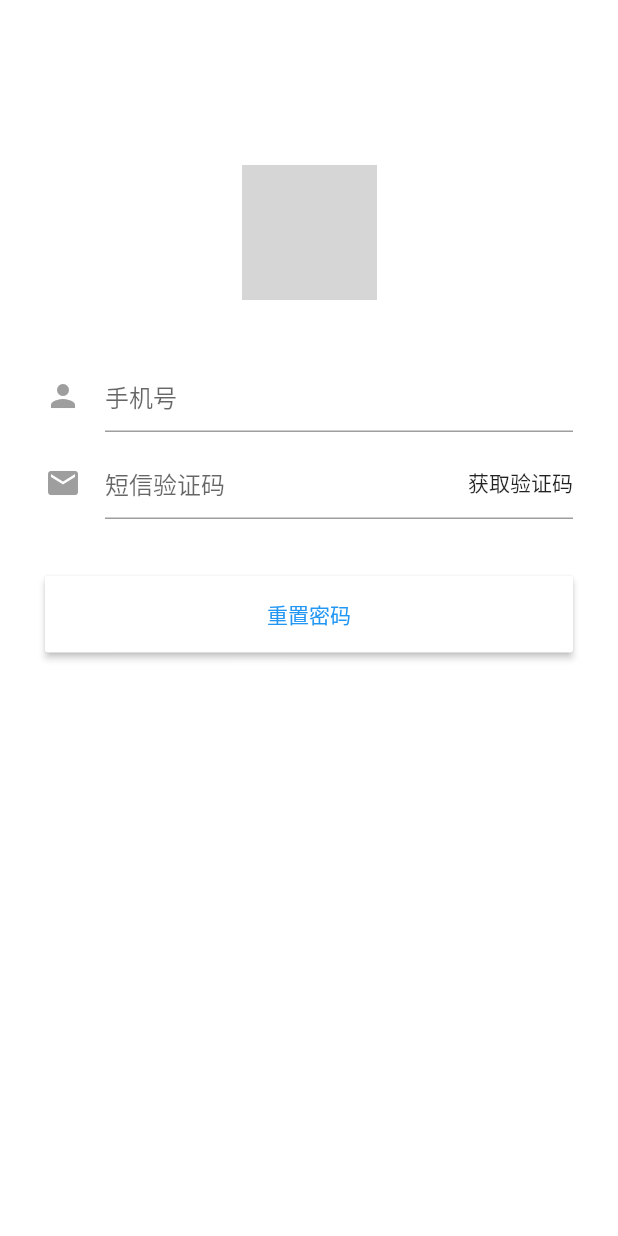
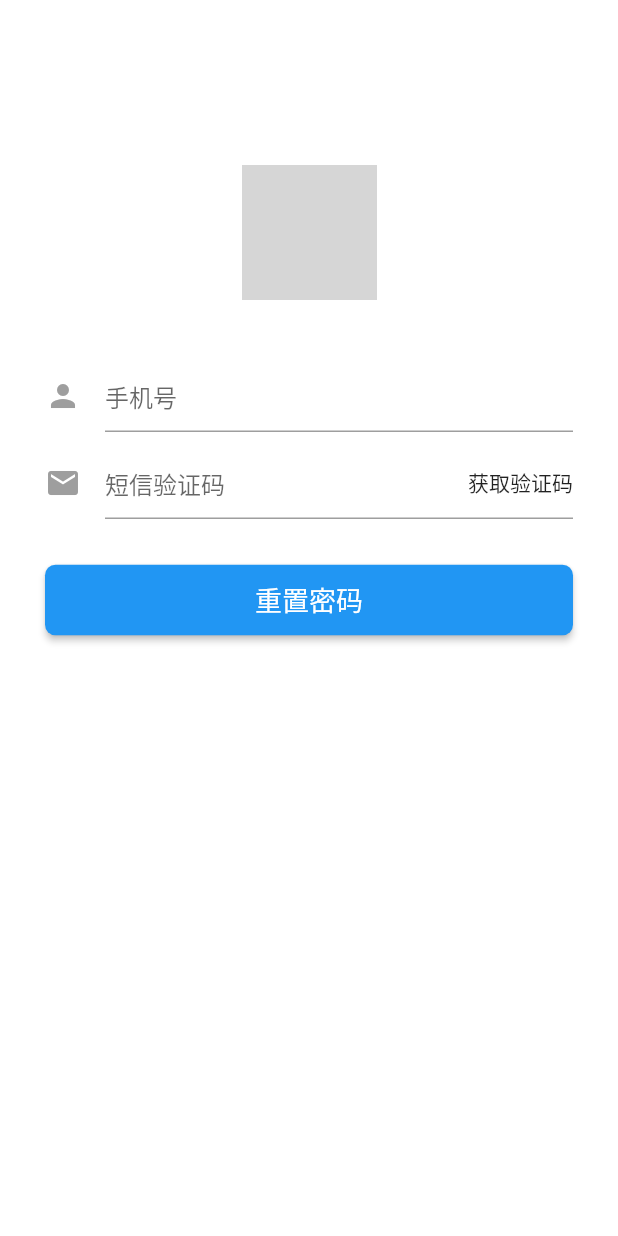
Before and after one commit to lyzxka/challenger, a Flutter app: the Login screen opened directly, after a tap on "登录", after a tap on "忘记密码", on a phone screen of 412 x 824 dp. Run offline on Flutter 3.47's test engine with Material 2 defaults, Android fonts, the phone set to English and light mode, and no system bars; our stand-ins replace dio, flutter_swiper; missing offline and left inert: city_pickers, flutter_webview_plugin, json_model; statements that could not run were skipped; grey boxes are pictures that could not be loaded.

Commit message:
用户账户管理页面  update

```diff
--- a/challenger/lib/pages/user/Login.dart
+++ b/challenger/lib/pages/user/Login.dart
@@ -87,15 +87,18 @@ class LoginState extends State<Login> {
                           ),
                           // 登录按钮
                           Padding(
-                            padding: const EdgeInsets.only(top: 38.0),
+                            padding: const EdgeInsets.only(top: 30.0),
                             child: Row(
                               children: <Widget>[
                                 Expanded(
                                   child: RaisedButton(
-                                    padding: EdgeInsets.all(15.0),
-                                    child: Text("登录"),
-                                    color: Theme.of(context).primaryColor,
-                                    textColor: Colors.blue,
+                                    shape: RoundedRectangleBorder(
+                                      borderRadius: BorderRadius.circular(7),
+                                    ),
+                                    padding: EdgeInsets.all(10.0),
+                                    child: Text("登录",style: TextStyle(fontSize: 18,fontWeight: FontWeight.w400),),
+                                    color: Colors.blue,
+                                    textColor: Colors.white,
                                     onPressed: () {
                                       //在这里不能通过此方式获取FormState，context不对
                                       //print(Form.of(context));
@@ -119,7 +122,7 @@ class LoginState extends State<Login> {
                               children: <Widget>[
                                 GestureDetector(
                                   child: Container(
-                                    child: Text("忘记密码",style: TextStyle(color: Colors.blue,fontSize: 16),),
+                                    child: Text("忘记密码",style: TextStyle(color: Colors.grey,fontSize: 16),),
                                   ),
                                   onTap: (){
                                     Router.pushNoParams(context, Router.pwdReset);
--- a/challenger/lib/pages/user/PwdReset.dart
+++ b/challenger/lib/pages/user/PwdReset.dart
@@ -111,17 +111,18 @@ class PwdResetState extends State<PwdReset> {
                           ),
                           // 登录按钮
                           Padding(
-                            padding: const EdgeInsets.only(top: 38.0),
+                            padding: const EdgeInsets.only(top: 30.0),
                             child: Row(
                               children: <Widget>[
                                 Expanded(
                                   child: RaisedButton(
-                                    padding: EdgeInsets.all(15.0),
-                                    child: Text("重置密码"),
-                                    color: Theme
-                                        .of(context)
-                                        .primaryColor,
-                                    textColor: Colors.blue,
+                                    shape: RoundedRectangleBorder(
+                                      borderRadius: BorderRadius.circular(7),
+                                    ),
+                                    padding: EdgeInsets.all(10.0),
+                                    child: Text("重置密码",style: TextStyle(fontSize: 18,fontWeight: FontWeight.w400),),
+                                    color: Colors.blue,
+                                    textColor: Colors.white,
                                     onPressed: () {
                                       //在这里不能通过此方式获取FormState，context不对
                                       //print(Form.of(context));
--- a/challenger/lib/router.dart
+++ b/challenger/lib/router.dart
@@ -30,6 +30,7 @@ class Router {
         case pwdChange:
           return PwdChange();
 
+
         /*case photoHero:
           return PhotoHeroPage(
               photoUrl: params['photoUrl'], width: params['width']);
```
Also changed, not shown: challenger/jsons/User.json (added, +18 -0 lines), challenger/lib/pages/user/PwdChange.dart (+8 -7 lines), challenger/lib/pages/user/Register.dart (+8 -7 lines), challenger/lib/utils/GenerateModel.dart (added, +8 -0 lines), challenger/pubspec.yaml (+6 -1 lines), challenger/pubspec.lock.
